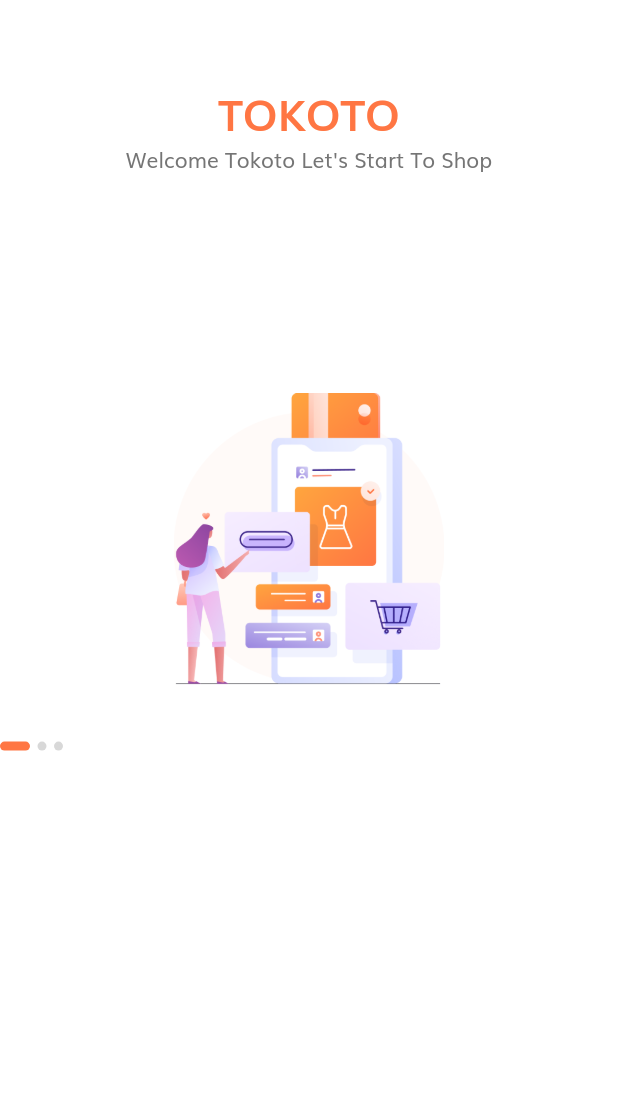
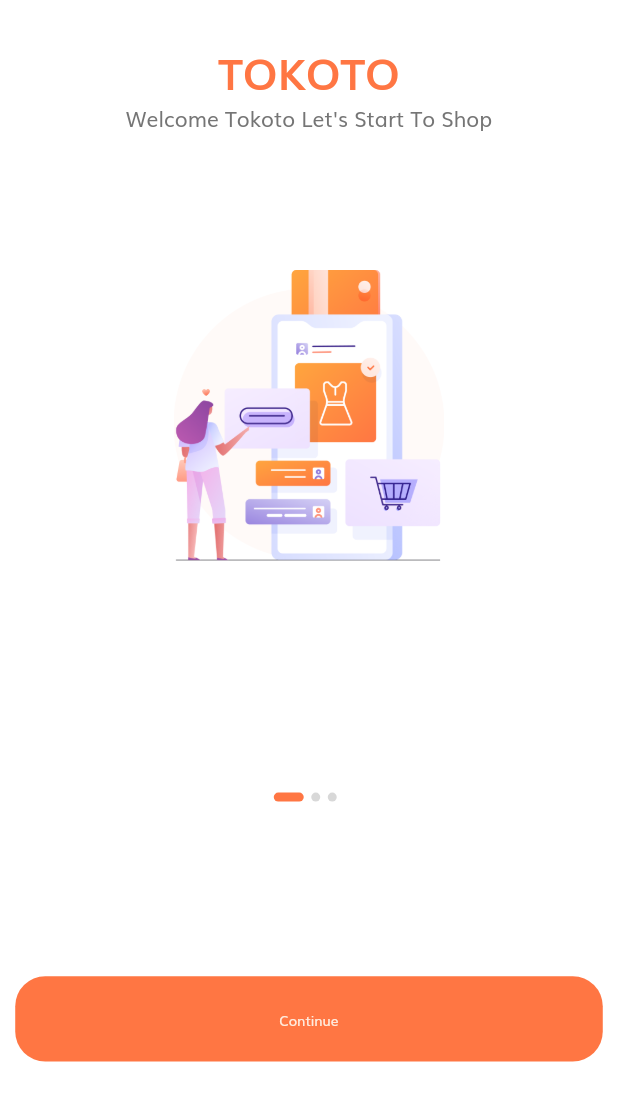
Before and after one commit to Amit998/Flutter_UI_Design, a Flutter app: the screen it shows after launch, on a phone screen of 412 x 824 dp. Shown: the top 1101 px of the screen. Run offline on Flutter 3.47's test engine with Material 2 defaults, Android fonts, the phone set to English and light mode, and no system bars; our stand-ins replace firebase_storage, flutter_spinkit, image_picker; accounts and stored records are empty.

Commit message:
added UI

```diff
--- a/e_commerce_ui/lib/screens/components/body.dart
+++ b/e_commerce_ui/lib/screens/components/body.dart
@@ -48,14 +48,39 @@
               ),
             ),
             Expanded(
-              flex: 2,
+              flex: 3,
+              child: Padding(
+                padding: EdgeInsets.symmetric(
+                    horizontal: getProportionScreenWidth(20)),
                 child: Column(
                   children: [
+                    Spacer(),
                     Row(
+                      mainAxisAlignment: MainAxisAlignment.center,
                       children: List.generate(
                           splashData.length, (index) => BuildDot(index: index)),
-                  )
+                    ),
+                    Spacer(),
+                    SizedBox(
+                      width: double.infinity,
+                      height: getProportionScreenHeight(56),
+                      child: FlatButton(
+                        shape: RoundedRectangleBorder(
+                            borderRadius: BorderRadius.circular(20)),
+                        color: kPrimaryColor,
+                        onPressed: () {},
+                        child: Text(
+                          "Continue",
+                          style: TextStyle(
+                            color: kPrimaryLightColor,
+                            fontSize: getProportionScreenWidth(18),
+                          ),
+                        ),
+                      ),
+                    ),
+                    Spacer(),
                   ],
+                ),
               ),
             ),
           ],
@@ -64,13 +89,14 @@
     );
   }
 
-  Container BuildDot({int index}) {
-    return Container(
+  AnimatedContainer BuildDot({int index}) {
+    return AnimatedContainer(
+      duration: kAnimationDuration,
       margin: EdgeInsets.only(right: 5),
       height: 6,
       width: currentPage == index ? 20 : 6,
       decoration: BoxDecoration(
-        color: currentPage == index ? kPrimaryColor:Color(0xFFD8D8D8),
+        color: currentPage == index ? kPrimaryColor : Color(0xFFD8D8D8),
         borderRadius: BorderRadius.circular(3),
       ),
     );
```
Lines whose indentation alone changed are shown as unchanged.
